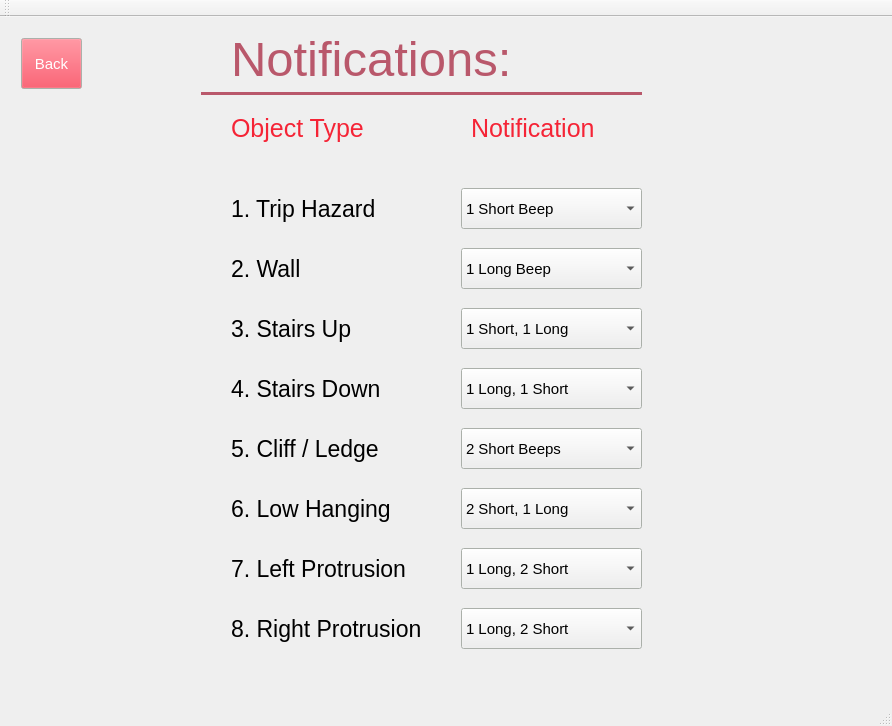
Before: the Qt Designer form leddargui/mainwindow.ui in SCCapstone/Sense-Able, drawn with Qt 5.
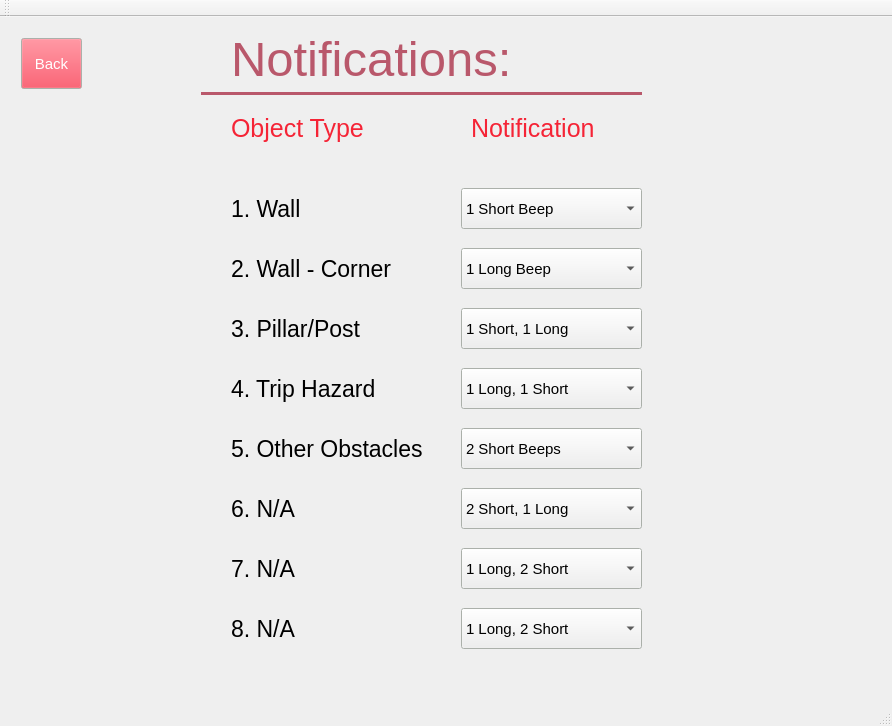
After: the same form once the commit is applied. The open tabs and pages were chosen to show the change.

The edit to the form file:
```diff
--- a/leddargui/mainwindow.ui
+++ b/leddargui/mainwindow.ui
@@ -2228,7 +2228,7 @@
            </font>
           </property>
           <property name="text">
-           <string>1. Trip Hazard</string>
+           <string>1. Wall</string>
           </property>
           <property name="alignment">
            <set>Qt::AlignLeading|Qt::AlignLeft|Qt::AlignVCenter</set>
@@ -2313,7 +2313,7 @@
            </font>
           </property>
           <property name="text">
-           <string>3. Stairs Up</string>
+           <string>3. Pillar/Post </string>
           </property>
           <property name="alignment">
            <set>Qt::AlignLeading|Qt::AlignLeft|Qt::AlignVCenter</set>
@@ -2398,7 +2398,7 @@
            </font>
           </property>
           <property name="text">
-           <string>4. Stairs Down</string>
+           <string>4. Trip Hazard</string>
           </property>
           <property name="alignment">
            <set>Qt::AlignLeading|Qt::AlignLeft|Qt::AlignVCenter</set>
@@ -2483,7 +2483,7 @@
            </font>
           </property>
           <property name="text">
-           <string>7. Left Protrusion</string>
+           <string>7. N/A</string>
           </property>
           <property name="alignment">
            <set>Qt::AlignLeading|Qt::AlignLeft|Qt::AlignVCenter</set>
@@ -2568,7 +2568,7 @@
            </font>
           </property>
           <property name="text">
-           <string>8. Right Protrusion</string>
+           <string>8. N/A</string>
           </property>
           <property name="alignment">
            <set>Qt::AlignLeading|Qt::AlignLeft|Qt::AlignVCenter</set>
@@ -2653,7 +2653,7 @@
            </font>
           </property>
           <property name="text">
-           <string>5. Cliff / Ledge</string>
+           <string>5. Other Obstacles</string>
           </property>
           <property name="alignment">
            <set>Qt::AlignLeading|Qt::AlignLeft|Qt::AlignVCenter</set>
@@ -2738,7 +2738,7 @@
            </font>
           </property>
           <property name="text">
-           <string>6. Low Hanging</string>
+           <string>6. N/A</string>
           </property>
           <property name="alignment">
            <set>Qt::AlignLeading|Qt::AlignLeft|Qt::AlignVCenter</set>
@@ -2871,7 +2871,7 @@
            </font>
           </property>
           <property name="text">
-           <string>2. Wall</string>
+           <string>2. Wall - Corner</string>
           </property>
           <property name="alignment">
            <set>Qt::AlignLeading|Qt::AlignLeft|Qt::AlignVCenter</set>
```
Left out of the diff: 2 changed lines with no effect on the pictures.
